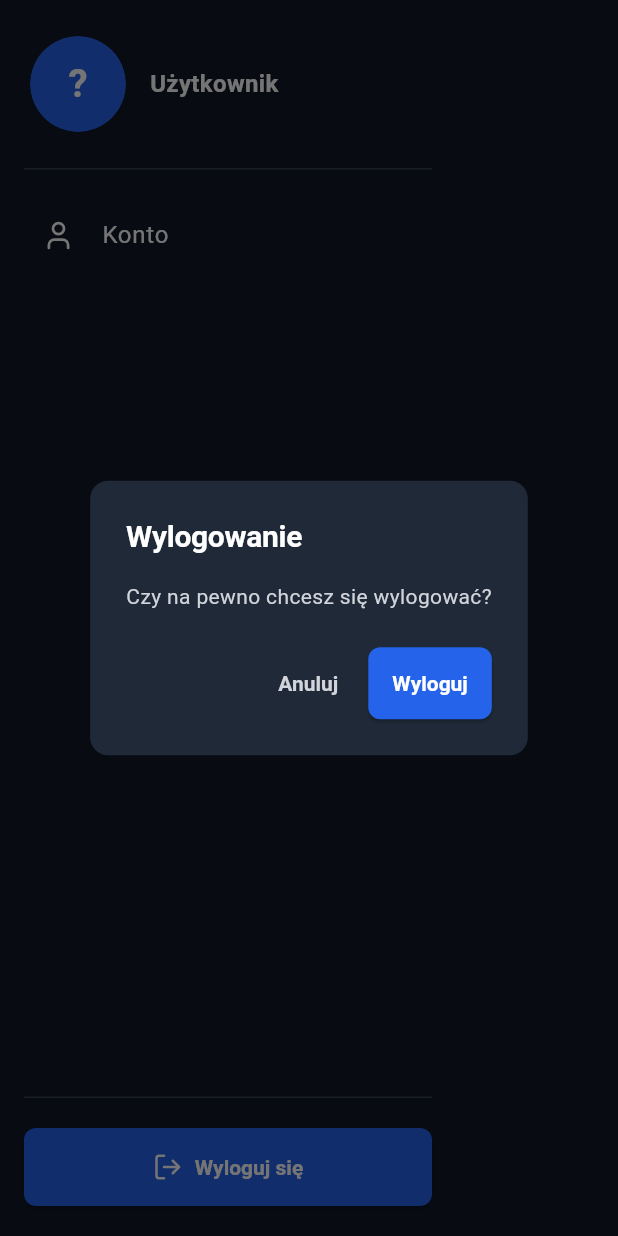
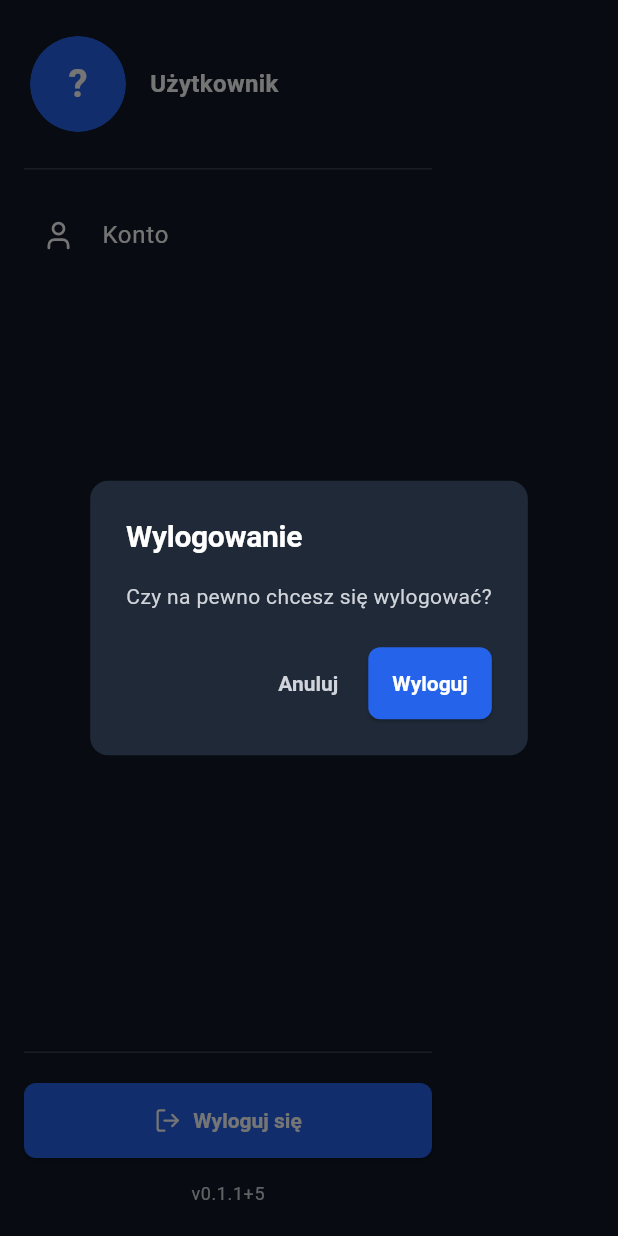
Before and after one commit to LislaV208/bandspace_mobile, a Flutter app: the UserDrawer widget shown alone on an empty page, opened directly, after a tap on "Wyloguj się", on a phone screen of 412 x 824 dp. Run offline on Flutter 3.47's test engine with Material 3 defaults, Android fonts, the phone set to English and light mode, and no system bars; our stand-ins replace connectivity_plus, dio, equatable, file_picker, flutter_bloc, flutter_dotenv and 10 more; missing offline and left inert: remote_caching; accounts and stored records are empty; network calls fail.

Commit message:
Add package_info_plus dependency and integrate version display in UserDrawer

```diff
--- a/lib/features/dashboard/widgets/user_drawer.dart
+++ b/lib/features/dashboard/widgets/user_drawer.dart
@@ -2,6 +2,7 @@ import 'package:flutter/material.dart';
 
 import 'package:flutter_bloc/flutter_bloc.dart';
 import 'package:lucide_icons_flutter/lucide_icons.dart';
+import 'package:package_info_plus/package_info_plus.dart';
 
 import 'package:bandspace_mobile/core/theme/theme.dart';
 import 'package:bandspace_mobile/features/account/screens/profile_screen.dart';
@@ -170,14 +171,35 @@ class UserDrawer extends StatelessWidget {
   Widget _buildLogoutButton() {
     return Padding(
       padding: const EdgeInsets.symmetric(horizontal: 16.0, vertical: 12.0),
-      child: Builder(
-        builder: (context) {
-          return ElevatedButton.icon(
-            icon: const Icon(LucideIcons.logOut, size: 20),
-            label: const Text('Wyloguj się'),
-            onPressed: () => _handleLogout(context),
-          );
-        },
+      child: Column(
+        children: [
+          Builder(
+            builder: (context) {
+              return SizedBox(
+                width: double.infinity,
+                child: ElevatedButton.icon(
+                  icon: const Icon(LucideIcons.logOut),
+                  label: const Text('Wyloguj się'),
+                  onPressed: () => _handleLogout(context),
+                ),
+              );
+            },
+          ),
+          const SizedBox(height: 16.0),
+          FutureBuilder<PackageInfo>(
+            future: PackageInfo.fromPlatform(),
+            builder: (context, snapshot) {
+              if (snapshot.hasData) {
+                return Text(
+                  'v${snapshot.data!.version}+${snapshot.data!.buildNumber}',
+                  style: Theme.of(context).textTheme.bodySmall,
+                );
+              } else {
+                return const SizedBox.shrink();
+              }
+            },
+          ),
+        ],
       ),
     );
   }
--- a/pubspec.yaml
+++ b/pubspec.yaml
@@ -31,6 +31,7 @@ dependencies:
   rxdart: ^0.28.0
   shared_preferences: ^2.5.3
   sqflite: ^2.3.3
+  package_info_plus: ^8.3.1
 
 dev_dependencies:
   flutter_test:
```
Also changed, not shown: pubspec.lock, 1 other file.
